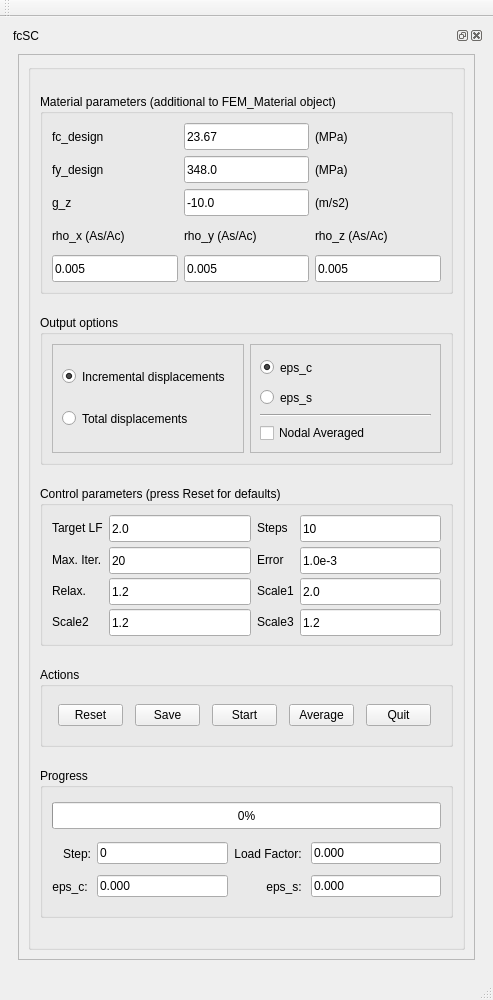
Before: the Qt Designer form user_interface/fcSC.ui in HarryvL/fcSC-workbench, drawn with Qt 5.
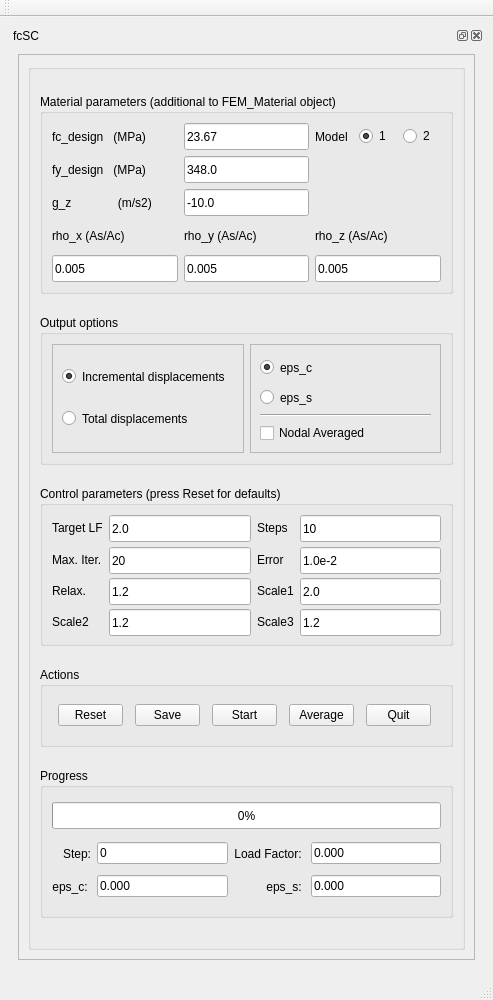
After: the same form once the commit is applied.

Patch:
```diff
--- a/user_interface/fcSC.ui
+++ b/user_interface/fcSC.ui
@@ -169,21 +169,14 @@
                   <item row="0" column="0">
                    <widget class="QLabel" name="label">
                     <property name="text">
-                     <string>fc_design</string>
-                    </property>
-                   </widget>
-                  </item>
-                  <item row="3" column="4">
-                   <widget class="QLabel" name="label_15">
-                    <property name="text">
-                     <string>(m/s2)</string>
+                     <string>fc_design   (MPa)</string>
                     </property>
                    </widget>
                   </item>
                   <item row="3" column="0">
                    <widget class="QLabel" name="label_14">
                     <property name="text">
-                     <string>g_z</string>
+                     <string>g_z              (m/s2)</string>
                     </property>
                    </widget>
                   </item>
@@ -219,14 +212,7 @@
                   <item row="1" column="0">
                    <widget class="QLabel" name="label_16">
                     <property name="text">
-                     <string>fy_design</string>
-                    </property>
-                   </widget>
-                  </item>
-                  <item row="1" column="4">
-                   <widget class="QLabel" name="label_17">
-                    <property name="text">
-                     <string>(MPa)</string>
+                     <string>fy_design   (MPa)</string>
                     </property>
                    </widget>
                   </item>
@@ -252,13 +238,6 @@
                     </property>
                    </widget>
                   </item>
-                  <item row="0" column="4">
-                   <widget class="QLabel" name="label_3">
-                    <property name="text">
-                     <string>(MPa)</string>
-                    </property>
-                   </widget>
-                  </item>
                   <item row="0" column="2">
                    <widget class="QLineEdit" name="fc">
                     <property name="minimumSize">
@@ -412,6 +391,34 @@
                     </property>
                    </widget>
                   </item>
+                  <item row="0" column="4">
+                   <layout class="QHBoxLayout" name="horizontalLayout">
+                    <item>
+                     <widget class="QLabel" name="label_3">
+                      <property name="text">
+                       <string>Model</string>
+                      </property>
+                     </widget>
+                    </item>
+                    <item>
+                     <widget class="QRadioButton" name="model1">
+                      <property name="text">
+                       <string>1</string>
+                      </property>
+                      <property name="checked">
+                       <bool>true</bool>
+                      </property>
+                     </widget>
+                    </item>
+                    <item>
+                     <widget class="QRadioButton" name="model2">
+                      <property name="text">
+                       <string>2</string>
+                      </property>
+                     </widget>
+                    </item>
+                   </layout>
+                  </item>
                  </layout>
                 </widget>
                </item>
@@ -654,7 +661,7 @@
                      </size>
                     </property>
                     <property name="text">
-                     <string>1.0e-3</string>
+                     <string>1.0e-2</string>
                     </property>
                    </widget>
                   </item>
```
